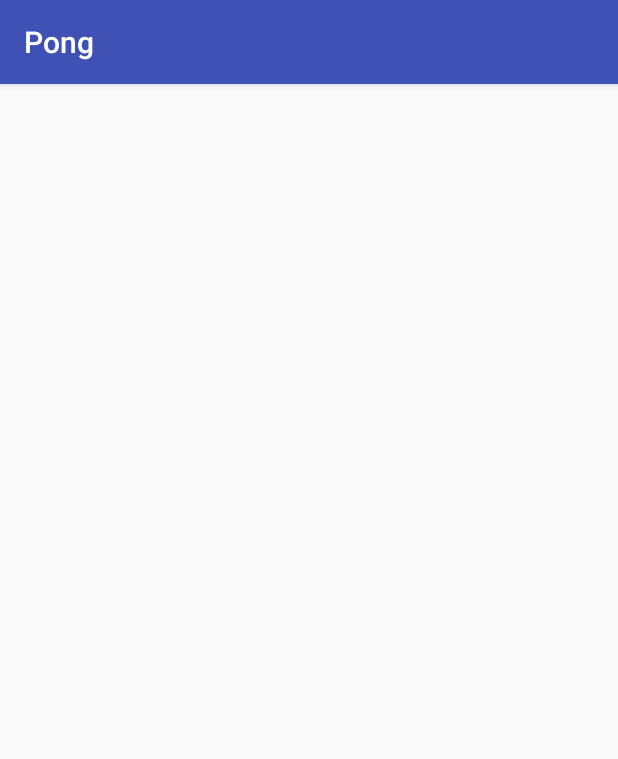
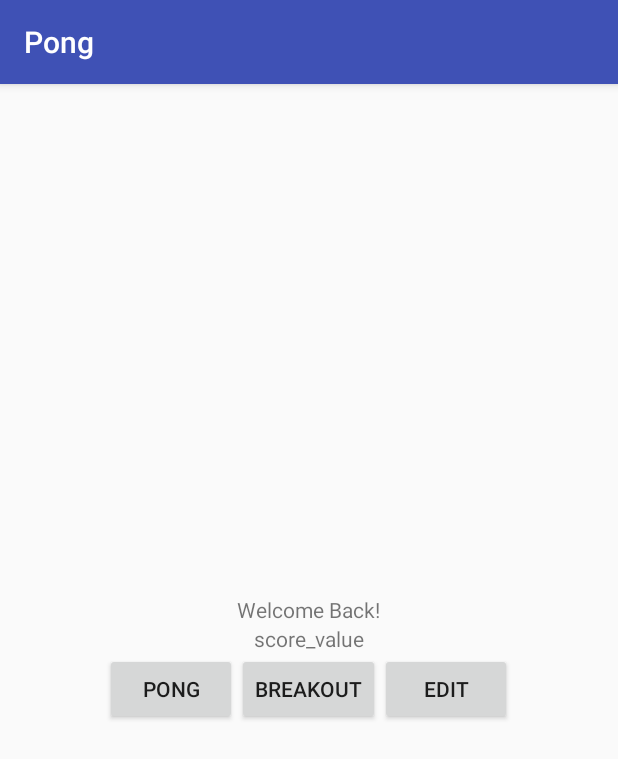
Before and after one commit to DraconicFurry/AppDev_Project_Pong, an Android app: the screen it shows after launch (MenuActivity), on a phone screen of 412 x 824 dp. Shown: the top 759 px of the screen. Run offline under Robolectric (Android 15) with nearby library versions, the light colour scheme and no system bars.

Commit message:
Added design layout for Welcome, High Score. Added buttons for pong, breakout and edit

```diff
--- a/Pong/app/src/main/res/layout/activity_menu.xml
+++ b/Pong/app/src/main/res/layout/activity_menu.xml
@@ -1,33 +1,47 @@
-<?xml version="1.0" encoding="utf-8"?>
-<android.support.constraint.ConstraintLayout xmlns:android="http://schemas.android.com/apk/res/android"
-    xmlns:app="http://schemas.android.com/apk/res-auto"
-    xmlns:tools="http://schemas.android.com/tools"
-    android:layout_width="match_parent"
-    android:layout_height="match_parent"
-    tools:context=".MenuActivity">
+<LinearLayout xmlns:android="http://schemas.android.com/apk/res/android"
+              xmlns:app="http://schemas.android.com/apk/res-auto"
+              android:layout_width="wrap_content"
+              android:layout_height="wrap_content"
+              android:layout_gravity="center"
+              android:orientation="vertical">
 
     <TextView
         android:id="@+id/text_title"
-        android:layout_width="0dp"
-        android:layout_height="0dp" />
+        android:layout_width="match_parent"
+        android:layout_height="match_parent"
+        android:gravity="center"
+        android:text="@string/main_title"/>
 
     <TextView
         android:id="@+id/text_highscore"
-        android:layout_width="0dp"
-        android:layout_height="0dp" />
+        android:layout_width="match_parent"
+        android:layout_height="match_parent"
+        android:layout_gravity="center_horizontal"
+        android:gravity="center_horizontal"
+        android:text="@string/high_score"/>
+
+    <LinearLayout
+        android:orientation="horizontal"
+        android:layout_width="match_parent"
+        android:layout_height="wrap_content" >
 
     <Button
         android:id="@+id/button_pong"
-        android:layout_width="0dp"
-        android:layout_height="0dp" />
+        android:layout_width="wrap_content"
+        android:layout_height="wrap_content"
+        android:text="@string/play_pong"/>
 
     <Button
         android:id="@+id/button_breakout"
-        android:layout_width="0dp"
-        android:layout_height="0dp" />
+        android:layout_width="wrap_content"
+        android:layout_height="wrap_content"
+        android:text="@string/play_breakout"/>
+
     <Button
         android:id="@+id/button_edit_name"
-        android:layout_width="0dp"
-        android:layout_height="0dp" />
+        android:layout_width="wrap_content"
+        android:layout_height="wrap_content"
+        android:text="@string/edit_name"/>
+    </LinearLayout>
 
-</android.support.constraint.ConstraintLayout>
+</LinearLayout>
--- a/Pong/app/src/main/res/values/strings.xml
+++ b/Pong/app/src/main/res/values/strings.xml
@@ -1,4 +1,11 @@
 <resources>
     <string name="app_name">Pong</string>
     <string name="coming_soon">This feature is coming soon!</string>
+    <string name="main_title">Welcome Back!</string>
+    <string name="high_score">score_value</string>
+    <string name="play_pong">Pong</string>
+    <string name="play_breakout">Breakout</string>
+    <string name="edit_name">Edit</string>
+
+
 </resources>
--- a/Pong/build.gradle
+++ b/Pong/build.gradle
@@ -7,7 +7,7 @@ buildscript {
         jcenter()
     }
     dependencies {
-        classpath 'com.android.tools.build:gradle:3.1.1'
+        classpath 'com.android.tools.build:gradle:3.1.2'
 
 
         // NOTE: Do not place your application dependencies here; they belong
```
